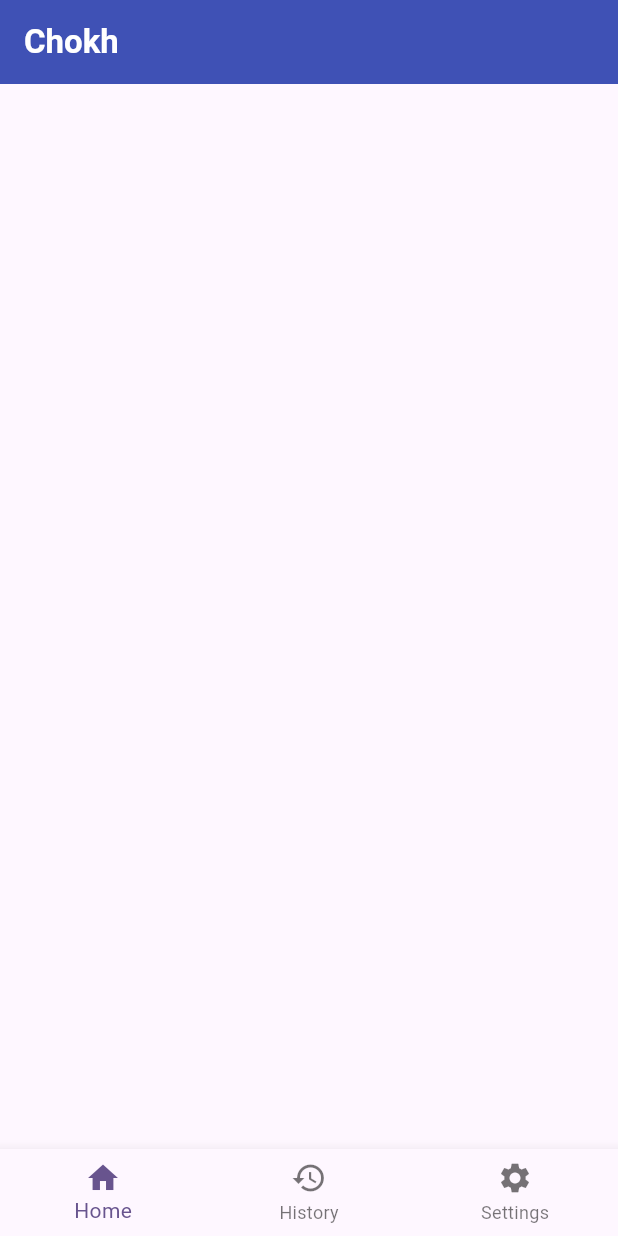
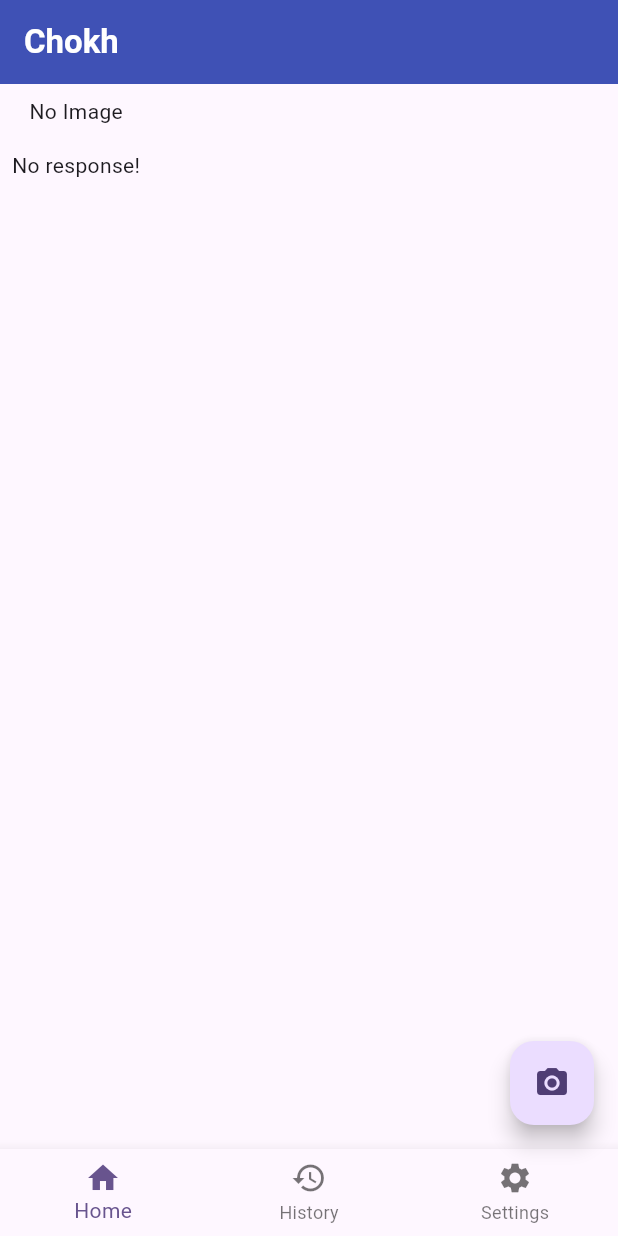
Before and after one commit to NABDroid/my_third_eye, a Flutter app: the screen it shows after launch, on a phone screen of 412 x 824 dp. Run offline on Flutter 3.47's test engine with Material 3 defaults, Android fonts, the phone set to English and light mode, and no system bars; our stand-ins replace camera, google_generative_ai.

Commit message:
image capture added
image capture added

```diff
--- a/lib/Screens/BaseScreen.dart
+++ b/lib/Screens/BaseScreen.dart
@@ -1,6 +1,10 @@
+import 'package:camera/camera.dart';
 import 'package:flutter/material.dart';
 import 'package:google_generative_ai/google_generative_ai.dart';
+import 'package:my_third_eye/Screens/HistoryScreen.dart';
+import 'package:my_third_eye/Screens/SettingsScreen.dart';
 import '../Global.dart';
+import 'HomeScreen.dart';
 import 'Styles.dart';
 
 class BaseScreen extends StatefulWidget {
@@ -11,17 +15,31 @@ class BaseScreen extends StatefulWidget {
 }
 
 class _BaseScreenState extends State<BaseScreen> {
+  late CameraController cameraController;
+  late Future<void> _initializeControllerFuture;
+  XFile? image;
+
+  String? apiResponse = "No data";
+  int currentScreenId = 0;
+
   final model = GenerativeModel(
     model: 'gemini-1.5-flash-latest',
     apiKey: geminiKey,
   );
+  late final ChatSession chatSession = model.startChat();
 
-  // static List<Widget> _widgetOptions = <Widget>[
-  //   HomeScreen(),
-  //   SearchScreen(),
-  //   ProfileScreen(),
-  // ];
+   List<Widget> screens = <Widget>[
+    HomeScreen(),
+    HistoryScreen(),
+    SettingsScreen(),
+  ];
 
+
+  @override
+  void initState() {
+    super.initState();
+    loadCameras();
+  }
 
   @override
   Widget build(BuildContext context) {
@@ -34,10 +52,11 @@ class _BaseScreenState extends State<BaseScreen> {
             style: appBarTextStyle,
           ),
         ),
-        body: SingleChildScrollView(
-            child: Container(
-          color: Colors.amberAccent[100],
-        )),
+        body: SingleChildScrollView(child: screens[currentScreenId]),
+        floatingActionButton: FloatingActionButton(
+          child: Icon(Icons.camera_alt),
+          onPressed: takeImage,
+        ),
         bottomNavigationBar: BottomNavigationBar(
           items: const [
             BottomNavigationBarItem(icon: Icon(Icons.home), label: "Home"),
@@ -46,8 +65,52 @@ class _BaseScreenState extends State<BaseScreen> {
             BottomNavigationBarItem(
                 icon: Icon(Icons.settings), label: "Settings"),
           ],
+          currentIndex: currentScreenId,
+          onTap: bottomNavBarTap,
         ),
       ),
     );
   }
+
+  @override
+  void dispose() {
+    cameraController.dispose();
+    image = null;
+    super.dispose();
+  }
+
+  void bottomNavBarTap(int index) {
+    setState(() {
+      currentScreenId = index;
+    });
+  }
+
+  loadCameras() async {
+    WidgetsFlutterBinding.ensureInitialized();
+    final cameras = await availableCameras();
+    final firstCamera = cameras.first;
+
+    cameraController = CameraController(
+      firstCamera,
+      ResolutionPreset.medium,
+    );
+    _initializeControllerFuture = cameraController.initialize();
+  }
+
+  Future<void> takeImage() async {
+    try {
+      await _initializeControllerFuture;
+      image = await cameraController.takePicture();
+      final geminiResponse = await chatSession.sendMessage(
+        Content.text("sing a song"),
+      );
+      if(geminiResponse.text == null) {
+        apiResponse = "No response from api";
+      }
+      else {
+        apiResponse = geminiResponse.text!;
+      }
+      setState(() {});
+    } catch (e) {}
+  }
 }
--- /dev/null
+++ b/lib/Screens/HomeScreen.dart
@@ -0,0 +1,30 @@
+import 'dart:io';
+
+import 'package:camera/camera.dart';
+import 'package:flutter/material.dart';
+
+class HomeScreen extends StatelessWidget {
+  final String? response;
+  final XFile? image;
+  HomeScreen({Key? key, this.response, this.image}) : super(key: key);
+
+  @override
+  Widget build(BuildContext context) {
+    return Column(
+      crossAxisAlignment: CrossAxisAlignment.center,
+      mainAxisAlignment: MainAxisAlignment.center,
+      children: [
+        Padding(
+          padding: const EdgeInsets.all(8.0),
+          child: (image == null)
+              ? const Text("No Image")
+              : Image.file(File(image!.path)),
+        ),
+        Padding(
+          padding: const EdgeInsets.all(8.0),
+          child: Text(response??"No response!"),
+        ),
+      ],
+    );
+  }
+}
```
Also changed, not shown: lib/Screens/HistoryScreen.dart (added, +10 -0 lines), lib/Screens/SettingsScreen.dart (added, +10 -0 lines), 1 other file.
